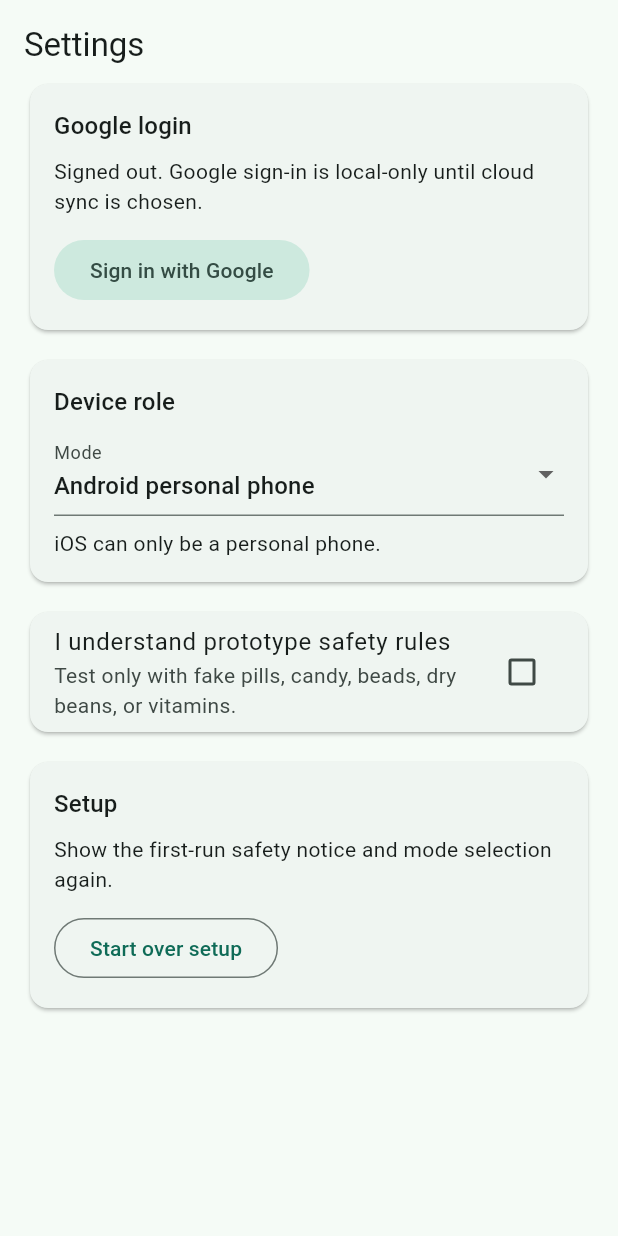
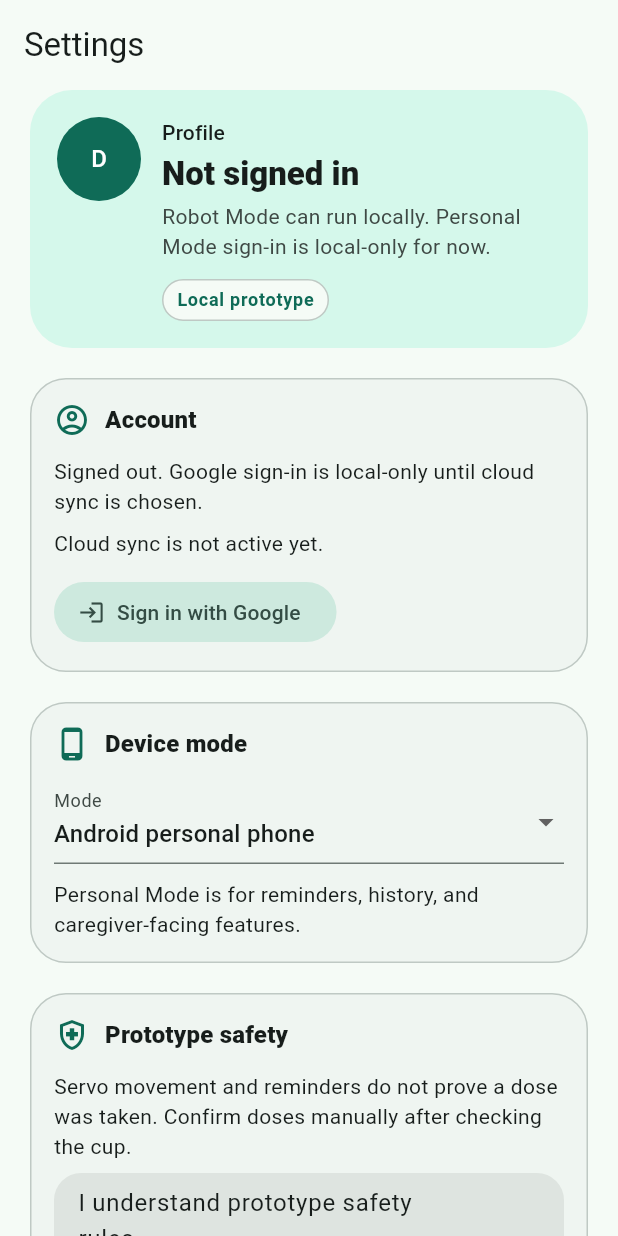
Before and after one commit to SloppyBobbert/Dosey, a Flutter app: the SettingsScreen widget shown alone on an empty page, opened directly, on a phone screen of 412 x 824 dp. Run offline on Flutter 3.47's test engine with Material 3 defaults, Android fonts, the phone set to English and light mode, and no system bars; our stand-ins replace connectivity_plus, drift, drift_flutter, flutter_blue_plus, flutter_local_notifications, google_sign_in and 2 more; accounts and stored records are empty; generated files the repository leaves out were written again.

Commit message:
feat: polish settings profile hub

```diff
--- a/mobile_app/dosey_app/lib/features/settings/settings_screen.dart
+++ b/mobile_app/dosey_app/lib/features/settings/settings_screen.dart
@@ -18,64 +18,86 @@ class _SettingsScreenState extends State<SettingsScreen> {
   @override
   Widget build(BuildContext context) {
     final dependencies = DoseyAppScope.of(context);
-    final usesAppleSignIn = currentAppDevicePlatform() == AppDevicePlatform.ios;
+    final platform = currentAppDevicePlatform();
+    final usesAppleSignIn = platform == AppDevicePlatform.ios;
     final providerName = usesAppleSignIn ? 'Apple' : 'Google';
+
+    return StreamBuilder<AuthSession>(
+      stream: dependencies.auth.watchSession(),
+      builder: (context, authSnapshot) {
+        final session = authSnapshot.data ?? const AuthSession.signedOut();
 
         return ListView(
           padding: const EdgeInsets.all(16),
           children: [
             Text('Settings', style: Theme.of(context).textTheme.titleLarge),
-        const SizedBox(height: 8),
-        StreamBuilder<AuthSession>(
-          stream: dependencies.auth.watchSession(),
-          builder: (context, snapshot) {
-            final session = snapshot.data ?? const AuthSession.signedOut();
-            return Card(
-              child: Padding(
-                padding: const EdgeInsets.all(16),
-                child: Column(
-                  crossAxisAlignment: CrossAxisAlignment.start,
+            const SizedBox(height: 12),
+            _ProfileSummaryCard(session: session),
+            const SizedBox(height: 12),
+            _SettingsSectionCard(
+              icon: Icons.account_circle_outlined,
+              title: 'Account',
               children: [
-                    Text(
-                      '$providerName login',
-                      style: Theme.of(context).textTheme.titleMedium,
-                    ),
-                    const SizedBox(height: 8),
                 Text(
                   session.user == null
                       ? 'Signed out. $providerName sign-in is local-only until cloud sync is chosen.'
                       : 'Signed in as ${session.user!.email}',
                 ),
+                const SizedBox(height: 8),
+                const Text('Cloud sync is not active yet.'),
                 if (_authMessage != null) ...[
                   const SizedBox(height: 8),
                   Text(_authMessage!),
                 ],
                 const SizedBox(height: 12),
                 if (session.isSignedIn)
-                      OutlinedButton(
-                        onPressed: () async {
-                          try {
-                            await dependencies.auth.signOut();
-                            if (!mounted) {
-                              return;
-                            }
-                            setState(() => _authMessage = null);
-                          } on Object catch (error) {
-                            if (!mounted) {
-                              return;
-                            }
-                            setState(() {
-                              _authMessage = 'Sign out failed: $error';
-                            });
-                          }
-                        },
-                        child: const Text('Sign out'),
+                  OutlinedButton.icon(
+                    onPressed: _signOut,
+                    icon: const Icon(Icons.logout),
+                    label: const Text('Sign out'),
                   )
                 else
-                      FilledButton.tonal(
-                        onPressed: _isSigningIn
-                            ? null
-                            : () async {
+                  FilledButton.tonalIcon(
+                    onPressed: _isSigningIn ? null : _signIn,
+                    icon: Icon(usesAppleSignIn ? Icons.apple : Icons.login),
+                    label: Text(
+                      _isSigningIn
+                          ? 'Signing in...'
+                          : 'Sign in with $providerName',
+                    ),
+                  ),
+              ],
+            ),
+            const SizedBox(height: 12),
+            _DeviceModeCard(platform: platform),
+            const SizedBox(height: 12),
+            const _SafetyCard(),
+            const SizedBox(height: 12),
+            _SettingsSectionCard(
+              icon: Icons.restart_alt,
+              title: 'Setup',
+              children: [
+                const Text(
+                  'Show the first-run safety notice and mode selection again.',
+                ),
+                const SizedBox(height: 12),
+                OutlinedButton.icon(
+                  onPressed: _resetSetup,
+                  icon: const Icon(Icons.replay_outlined),
+                  label: const Text('Start over setup'),
+                ),
+              ],
+            ),
+          ],
+        );
+      },
+    );
+  }
+
+  Future<void> _signIn() async {
+    final dependencies = DoseyAppScope.of(context);
+    final usesAppleSignIn = currentAppDevicePlatform() == AppDevicePlatform.ios;
+    final providerName = usesAppleSignIn ? 'Apple' : 'Google';
     setState(() {
       _isSigningIn = true;
       _authMessage = null;
@@ -87,12 +109,9 @@ class _SettingsScreenState extends State<SettingsScreen> {
         await dependencies.auth.signInWithGoogle();
       }
     } on Object catch (error) {
-                                  if (!mounted) {
-                                    return;
-                                  }
+      if (!mounted) return;
       setState(() {
-                                    _authMessage =
-                                        '$providerName sign-in is not configured yet: $error';
+        _authMessage = '$providerName sign-in is not configured yet: $error';
       });
     } finally {
       if (mounted) {
@@ -101,86 +120,207 @@ class _SettingsScreenState extends State<SettingsScreen> {
         });
       }
     }
-                              },
-                        child: Text(
-                          _isSigningIn
-                              ? 'Signing in...'
-                              : 'Sign in with $providerName',
+  }
+
+  Future<void> _signOut() async {
+    try {
+      await DoseyAppScope.of(context).auth.signOut();
+      if (!mounted) return;
+      setState(() => _authMessage = null);
+    } on Object catch (error) {
+      if (!mounted) return;
+      setState(() {
+        _authMessage = 'Sign out failed: $error';
+      });
+    }
+  }
+
+  Future<void> _resetSetup() async {
+    try {
+      await DoseyAppScope.of(context).settings.resetSetupState();
+    } on Object catch (error) {
+      if (!mounted) return;
+      ScaffoldMessenger.of(
+        context,
+      ).showSnackBar(SnackBar(content: Text('Setup reset failed: $error')));
+    }
+  }
+}
+
+class _ProfileSummaryCard extends StatelessWidget {
+  const _ProfileSummaryCard({required this.session});
+
+  final AuthSession session;
+
+  @override
+  Widget build(BuildContext context) {
+    final theme = Theme.of(context);
+    final colorScheme = theme.colorScheme;
+    final user = session.user;
+    final displayName = user?.displayName?.trim();
+    final title = user == null
+        ? 'Not signed in'
+        : displayName != null && displayName.isNotEmpty
+        ? displayName
+        : user.email;
+    final subtitle = user == null
+        ? 'Robot Mode can run locally. Personal Mode sign-in is local-only for now.'
+        : user.email;
+
+    return Card(
+      elevation: 0,
+      color: colorScheme.primaryContainer.withValues(alpha: 0.38),
+      shape: RoundedRectangleBorder(borderRadius: BorderRadius.circular(28)),
+      child: Padding(
+        padding: const EdgeInsets.all(18),
+        child: Row(
+          crossAxisAlignment: CrossAxisAlignment.start,
+          children: [
+            CircleAvatar(
+              radius: 28,
+              backgroundColor: colorScheme.primary,
+              foregroundColor: colorScheme.onPrimary,
+              child: Text(_avatarLabel(user)),
+            ),
+            const SizedBox(width: 14),
+            Expanded(
+              child: Column(
+                crossAxisAlignment: CrossAxisAlignment.start,
+                children: [
+                  Text('Profile', style: theme.textTheme.labelLarge),
+                  const SizedBox(height: 4),
+                  Text(
+                    title,
+                    style: theme.textTheme.titleLarge?.copyWith(
+                      fontWeight: FontWeight.w800,
+                    ),
+                  ),
+                  const SizedBox(height: 4),
+                  Text(
+                    subtitle,
+                    style: theme.textTheme.bodyMedium?.copyWith(
+                      color: colorScheme.onSurfaceVariant,
+                    ),
+                  ),
+                  const SizedBox(height: 12),
+                  Align(
+                    alignment: Alignment.centerLeft,
+                    child: _StatusChip(label: _providerLabel(user)),
+                  ),
+                ],
               ),
             ),
           ],
         ),
       ),
     );
-          },
-        ),
-        const SizedBox(height: 12),
-        StreamBuilder<AppDeviceRole>(
+  }
+
+  static String _avatarLabel(AuthUser? user) {
+    if (user == null) return 'D';
+    final name = user.displayName?.trim();
+    if (name != null && name.isNotEmpty) {
+      return name.characters.first.toUpperCase();
+    }
+    return user.email.characters.first.toUpperCase();
+  }
+
+  static String _providerLabel(AuthUser? user) {
+    return switch (user?.provider) {
+      AuthProvider.google => 'Google account',
+      AuthProvider.apple => 'Apple account',
+      null => 'Local prototype',
+    };
+  }
+}
+
+class _DeviceModeCard extends StatelessWidget {
+  const _DeviceModeCard({required this.platform});
+
+  final AppDevicePlatform platform;
+
+  @override
+  Widget build(BuildContext context) {
+    final dependencies = DoseyAppScope.of(context);
+
+    return StreamBuilder<AppDeviceRole>(
       stream: dependencies.settings.watchDeviceRole(),
       builder: (context, snapshot) {
-            final platform = currentAppDevicePlatform();
         final allowedRoles = AppDeviceRole.allowedFor(platform);
         final fallbackRole = AppDeviceRole.defaultFor(platform);
         final storedRole = snapshot.data;
         final role = storedRole != null && allowedRoles.contains(storedRole)
             ? storedRole
             : fallbackRole;
-            return Card(
-              child: Padding(
-                padding: const EdgeInsets.all(16),
-                child: Column(
-                  crossAxisAlignment: CrossAxisAlignment.start,
+
+        return _SettingsSectionCard(
+          icon: Icons.phone_android_outlined,
+          title: 'Device mode',
           children: [
-                    Text(
-                      'Device role',
-                      style: Theme.of(context).textTheme.titleMedium,
-                    ),
-                    const SizedBox(height: 8),
             DropdownButtonFormField<AppDeviceRole>(
               key: ValueKey('${platform.name}:${role.storageValue}'),
               initialValue: role,
               decoration: const InputDecoration(labelText: 'Mode'),
               items: allowedRoles
                   .map(
-                            (role) => DropdownMenuItem(
-                              value: role,
-                              child: Text(role.label),
-                            ),
+                    (role) =>
+                        DropdownMenuItem(value: role, child: Text(role.label)),
                   )
                   .toList(),
               onChanged: (newRole) async {
-                        if (newRole != null) {
+                if (newRole == null) return;
                 try {
                   await dependencies.settings.setDeviceRole(newRole);
                 } on Object catch (error) {
-                            if (!context.mounted) {
-                              return;
-                            }
+                  if (!context.mounted) return;
                   ScaffoldMessenger.of(context).showSnackBar(
                     SnackBar(
-                                content: Text(
-                                  'Device role update failed: $error',
-                                ),
+                      content: Text('Device role update failed: $error'),
                     ),
                   );
                 }
-                        }
               },
             ),
+            const SizedBox(height: 10),
+            Text(
+              role.canHostRobot
+                  ? 'Robot Mode is for the mounted Android phone that controls Dosey hardware.'
+                  : 'Personal Mode is for reminders, history, and caregiver-facing features.',
+            ),
+            if (platform == AppDevicePlatform.ios) ...[
               const SizedBox(height: 8),
               const Text('iOS can only be a personal phone.'),
             ],
-                ),
-              ),
+          ],
         );
       },
-        ),
-        const SizedBox(height: 12),
-        StreamBuilder<bool>(
+    );
+  }
+}
+
+class _SafetyCard extends StatelessWidget {
+  const _SafetyCard();
+
+  @override
+  Widget build(BuildContext context) {
+    final dependencies = DoseyAppScope.of(context);
+
+    return StreamBuilder<bool>(
       stream: dependencies.settings.watchSafetyAcknowledged(),
       builder: (context, snapshot) {
         final acknowledged = snapshot.data ?? false;
-            return Card(
+
+        return _SettingsSectionCard(
+          icon: Icons.health_and_safety_outlined,
+          title: 'Prototype safety',
+          children: [
+            const Text(
+              'Servo movement and reminders do not prove a dose was taken. Confirm doses manually after checking the cup.',
+            ),
+            const SizedBox(height: 8),
+            Material(
+              color: Theme.of(context).colorScheme.surfaceContainerHighest,
+              borderRadius: BorderRadius.circular(18),
               child: CheckboxListTile(
                 value: acknowledged,
                 onChanged: (value) async {
@@ -189,9 +329,7 @@ class _SettingsScreenState extends State<SettingsScreen> {
                       value ?? false,
                     );
                   } on Object catch (error) {
-                    if (!context.mounted) {
-                      return;
-                    }
+                    if (!context.mounted) return;
                     ScaffoldMessenger.of(context).showSnackBar(
                       SnackBar(
                         content: Text('Safety acknowledgement failed: $error'),
@@ -204,42 +342,87 @@ class _SettingsScreenState extends State<SettingsScreen> {
                   'Test only with fake pills, candy, beads, dry beans, or vitamins.',
                 ),
               ),
+            ),
+          ],
         );
       },
+    );
+  }
+}
+
+class _SettingsSectionCard extends StatelessWidget {
+  const _SettingsSectionCard({
+    required this.icon,
+    required this.title,
+    required this.children,
+  });
+
+  final IconData icon;
+  final String title;
+  final List<Widget> children;
+
+  @override
+  Widget build(BuildContext context) {
+    final theme = Theme.of(context);
+    final colorScheme = theme.colorScheme;
+
+    return Card(
+      elevation: 0,
+      shape: RoundedRectangleBorder(
+        borderRadius: BorderRadius.circular(24),
+        side: BorderSide(color: colorScheme.outlineVariant),
       ),
-        const SizedBox(height: 12),
-        Card(
       child: Padding(
         padding: const EdgeInsets.all(16),
         child: Column(
           crossAxisAlignment: CrossAxisAlignment.start,
           children: [
-                Text('Setup', style: Theme.of(context).textTheme.titleMedium),
-                const SizedBox(height: 8),
-                const Text(
-                  'Show the first-run safety notice and mode selection again.',
+            Row(
+              children: [
+                Icon(icon, color: colorScheme.primary),
+                const SizedBox(width: 10),
+                Text(
+                  title,
+                  style: theme.textTheme.titleMedium?.copyWith(
+                    fontWeight: FontWeight.w800,
                   ),
-                const SizedBox(height: 12),
-                OutlinedButton(
-                  onPressed: () async {
-                    try {
-                      await dependencies.settings.resetSetupState();
-                    } on Object catch (error) {
-                      if (!context.mounted) {
-                        return;
-                      }
-                      ScaffoldMessenger.of(context).showSnackBar(
-                        SnackBar(content: Text('Setup reset failed: $error')),
-                      );
-                    }
-                  },
-                  child: const Text('Start over setup'),
                 ),
               ],
             ),
+            const SizedBox(height: 12),
+            ...children,
+          ],
         ),
       ),
-      ],
     );
   }
 }
+
+class _StatusChip extends StatelessWidget {
+  const _StatusChip({required this.label});
+
+  final String label;
+
+  @override
+  Widget build(BuildContext context) {
+    final colorScheme = Theme.of(context).colorScheme;
+
+    return DecoratedBox(
+      decoration: BoxDecoration(
+        color: colorScheme.surface,
+        borderRadius: BorderRadius.circular(999),
+        border: Border.all(color: colorScheme.outlineVariant),
+      ),
+      child: Padding(
+        padding: const EdgeInsets.symmetric(horizontal: 10, vertical: 6),
+        child: Text(
+          label,
+          style: Theme.of(context).textTheme.labelMedium?.copyWith(
+            color: colorScheme.primary,
+            fontWeight: FontWeight.w700,
+          ),
+        ),
+      ),
+    );
+  }
+}
```
Also changed, not shown: 1 other file. Lines whose indentation alone changed are shown as unchanged.
